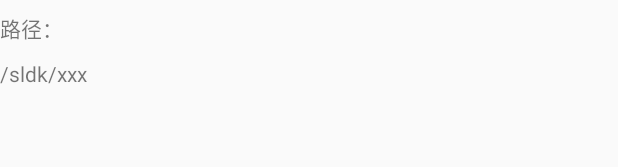
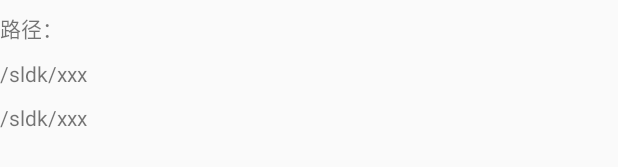
Before and after one commit to dacaoyuan/VideoDemo, an Android app: the layout activity_main.xml on its own in the app's theme, with its tools: preview values and no code run, on a phone screen of 412 x 824 dp. Shown: the part 306-473 px from the top of the screen. Run offline under Robolectric (Android 15) with nearby library versions, the phone set to English and light mode, and no system bars.

```diff
--- a/app/src/main/res/layout/activity_main.xml
+++ b/app/src/main/res/layout/activity_main.xml
@@ -49,5 +49,12 @@
         android:layout_marginTop="10dp"
         tools:text="/sldk/xxx" />
 
+    <TextView
+        android:id="@+id/tv_clipping_path"
+        android:layout_width="match_parent"
+        android:layout_height="wrap_content"
+        android:layout_marginTop="10dp"
+        tools:text="/sldk/xxx" />
+
 
 </LinearLayout>
--- a/videocroplibrary/src/main/java/com/wode369/videocroplibrary/features/trim/VideoTrimmerActivity.java
+++ b/videocroplibrary/src/main/java/com/wode369/videocroplibrary/features/trim/VideoTrimmerActivity.java
@@ -86,6 +86,10 @@ public class VideoTrimmerActivity extends AppCompatActivity implements VideoTrim
 
         if (mProgressDialog.isShowing()) mProgressDialog.dismiss();
         ToastUtil.longShow(this, getString(R.string.trimmed_done));
+
+        Intent intent = new Intent();
+        intent.putExtra("clippingPath", path);
+        setResult(RESULT_OK, intent);
         finish();
         //TODO: please handle your trimmed video url here!!!
         //String out = StorageUtil.getCacheDir() + File.separator + COMPRESSED_VIDEO_FILE_NAME;
```
Also changed, not shown: app/src/main/java/com/wode369/videodemo/activity/MainActivity.java (+13 -4 lines).
